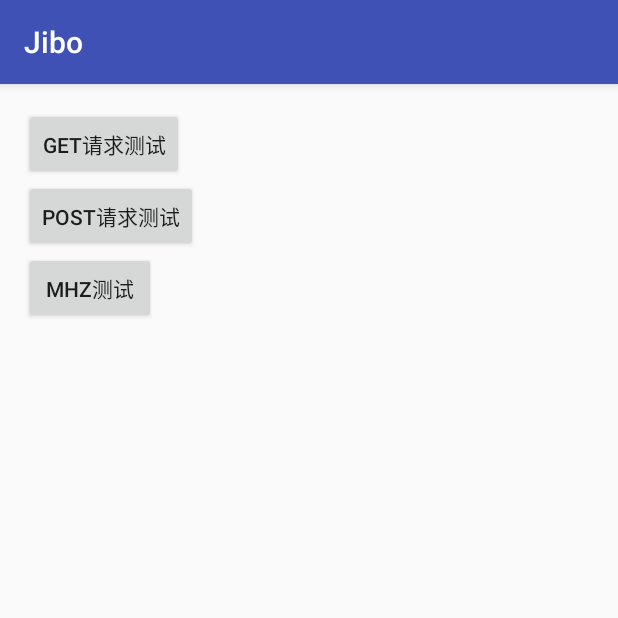
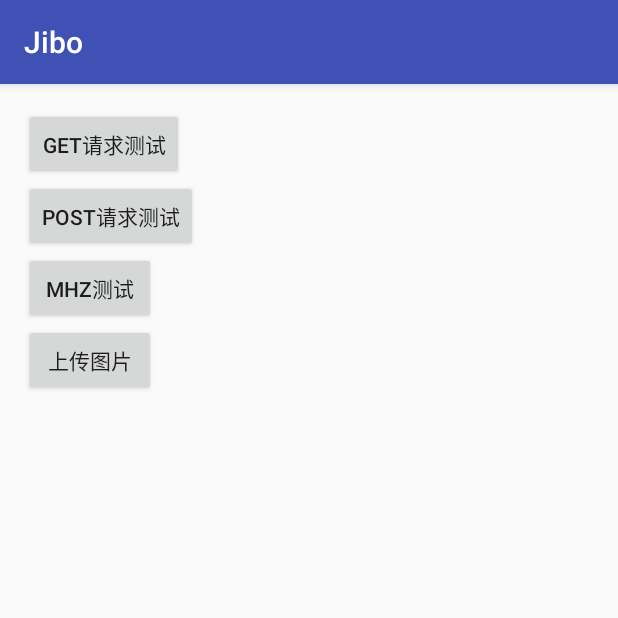
Before and after one commit to cuiqiangdewuling/LingNetposa, an Android app: the screen it shows after launch (MainActivity), after a tap on "POST请求测试", on a phone screen of 412 x 824 dp, the top half of it. Run offline under Robolectric (Android 15) with nearby library versions, the phone set to English and light mode, and no system bars.

Commit message:
solve merge question

```diff
--- a/Ling/app/src/main/java/com/ling/jibo/MainActivity.java
+++ b/Ling/app/src/main/java/com/ling/jibo/MainActivity.java
@@ -15,11 +15,12 @@ import com.ling.jibonetposa.tools.IRequestCallback;
 
 public class MainActivity extends AppCompatActivity {
 
-
+    private final static String TAG = "http";
     private Button mBtnGet;
     private Button mBtnPost;
     private Button mBtnMHZ;
     private String baseUrl = "http://60.205.170.27:9001/";
+    private Button mBtnGetPic;
 
 
     @Override
@@ -34,6 +35,7 @@ public class MainActivity extends AppCompatActivity {
         mBtnGet = (Button) findViewById(R.id.btn_get);
         mBtnPost = (Button) findViewById(R.id.btn_post);
         mBtnMHZ = (Button) findViewById(R.id.btn_model_test);
+        mBtnGetPic = (Button) findViewById(R.id.btn_pic);
     }
 
     private void initData() {
@@ -55,6 +57,12 @@ public class MainActivity extends AppCompatActivity {
                 jsonPost();
             }
         });
+        mBtnGetPic.setOnClickListener(new View.OnClickListener() {
+            @Override
+            public void onClick(View v) {
+                testUploadPic();
+            }
+        });
     }
 
     public void jsonPost() {
@@ -62,9 +70,9 @@ public class MainActivity extends AppCompatActivity {
             @Override
             public void responsedCallback(BaseEntity entity, int errorCode, Throwable error) {
                 if (errorCode == 0) {
-                    Log.d("IOTAgent", "entity  " + entity.toString());
+                    Log.d(TAG, "entity  " + entity.toString());
                 } else {
-                    Log.d("IOTAgent", "errorCode  " + errorCode);
+                    Log.d(TAG, "errorCode  " + errorCode);
                 }
             }
         }).executeResult();
@@ -78,9 +86,9 @@ public class MainActivity extends AppCompatActivity {
             @Override
             public void responsedCallback(BaseEntity entity, int errorCode, Throwable error) {
                 if (errorCode == 0) {
-                    Log.d("IOTAgent", "entity  " + entity.toString());
+                    Log.d(TAG, "entity  " + entity.toString());
                 } else {
-                    Log.d("IOTAgent", "errorCode  " + errorCode);
+                    Log.d(TAG, "errorCode  " + errorCode);
                 }
             }
         });
@@ -92,9 +100,9 @@ public class MainActivity extends AppCompatActivity {
             @Override
             public void responsedCallback(BaseEntity entity, int errorCode, Throwable error) {
                 if (errorCode == 0) {
-                    Log.d("IOTAgent", "entity  " + entity.toString());
+                    Log.d(TAG, "entity  " + entity.toString());
                 } else {
-                    Log.d("IOTAgent", "errorCode  " + errorCode);
+                    Log.d(TAG, "errorCode  " + errorCode);
                 }
             }
         }).executedNetRequest(text);
@@ -107,12 +115,16 @@ public class MainActivity extends AppCompatActivity {
             @Override
             public void responsedCallback(BaseEntity entity, int errorCode, Throwable error) {
                 if (errorCode == 0) {
-                    Log.d("IOTAgent", "entity  " + entity.toString());
+                    Log.d(TAG, "entity  " + entity.toString());
                 } else {
-                    Log.d("IOTAgent", "errorCode  " + errorCode);
+                    Log.d(TAG, "errorCode  " + errorCode);
                 }
             }
         }).executedNetRequest(text);
     }
 
+    private void testUploadPic(){
+
+    }
+
 }
--- a/Ling/app/src/main/res/layout/activity_main.xml
+++ b/Ling/app/src/main/res/layout/activity_main.xml
@@ -30,4 +30,11 @@
         android:layout_height="wrap_content"
         android:text="mhz测试" />
 
+    <Button
+        android:id="@+id/btn_pic"
+        android:layout_below="@+id/btn_model_test"
+        android:layout_width="wrap_content"
+        android:layout_height="wrap_content"
+        android:text="上传图片" />
+
 </RelativeLayout>
--- a/Ling/jibonetposa/src/main/java/com/ling/jibonetposa/models/NLUModelGet.java
+++ b/Ling/jibonetposa/src/main/java/com/ling/jibonetposa/models/NLUModelGet.java
@@ -27,7 +27,7 @@ public class NLUModelGet extends BaseRequestModel<TNLUEntity> {
         params.put("userid","xxxxx");
         params.put("words",text);
         params.put("score","0.99");
-        INLUGetRequest netRequest= retrofit().create(INLUGetRequest.class);
+        INLUGetRequest netRequest = retrofit().create(INLUGetRequest.class);
         Call<TNLUEntity> call = netRequest.getCallBack(params);
         execute(call);
     }
--- a/Ling/jibonetposa/src/main/java/com/ling/jibonetposa/tools/INLUGetRequest.java
+++ b/Ling/jibonetposa/src/main/java/com/ling/jibonetposa/tools/INLUGetRequest.java
@@ -2,9 +2,7 @@ package com.ling.jibonetposa.tools;
 
 
 import com.ling.jibonetposa.entities.TNLUEntity;
-
 import java.util.Map;
-
 import retrofit2.Call;
 import retrofit2.http.GET;
 import retrofit2.http.QueryMap;
@@ -14,7 +12,7 @@ import retrofit2.http.QueryMap;
  * Created by cuiqiang on 2017/3/16.
  */
 
-public interface INLUGetRequest {
+public interface INLUGetRequest{
 
      @GET("/nlu")
      Call<TNLUEntity> getCallBack(@QueryMap Map<String,String> params);
```
Also changed, not shown: 1 other file.
